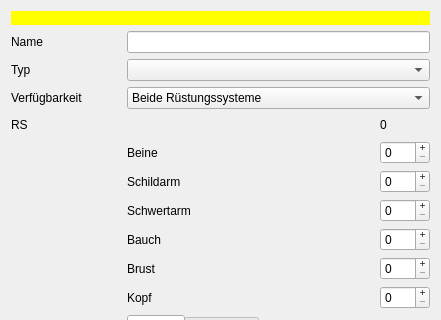
First picture: the form in designer/DatenbankEditRuestung.ui, repository Aeolitus/Sephrasto, before the edit; both pictures show x 0 to 441 and y 0 to 320 of the 441 by 465 pixel window.
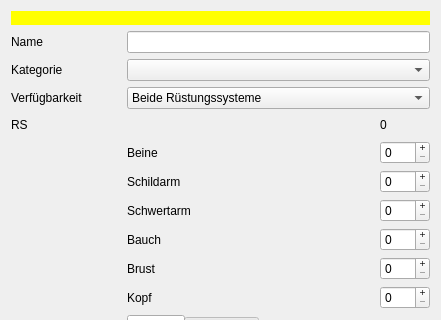
Second picture: the form after the edit.

Commit message: Refactor "typ" to be called "kategorie". This harmonizes FreieFertigkeiten and Talent with the other db elements. Also make all elements with "kategorie" sortable through the respective database setting without breaking indexes.

Diff of the .ui file:
```diff
--- a/designer/DatenbankEditRuestung.ui
+++ b/designer/DatenbankEditRuestung.ui
@@ -219,7 +219,7 @@
      <item row="3" column="0">
       <widget class="QLabel" name="label_9">
        <property name="text">
-        <string>Typ</string>
+        <string>Kategorie</string>
        </property>
       </widget>
      </item>
```
Left out of the diff: 2 changed lines with no effect on the pictures. The commit also changes 44 other files.
